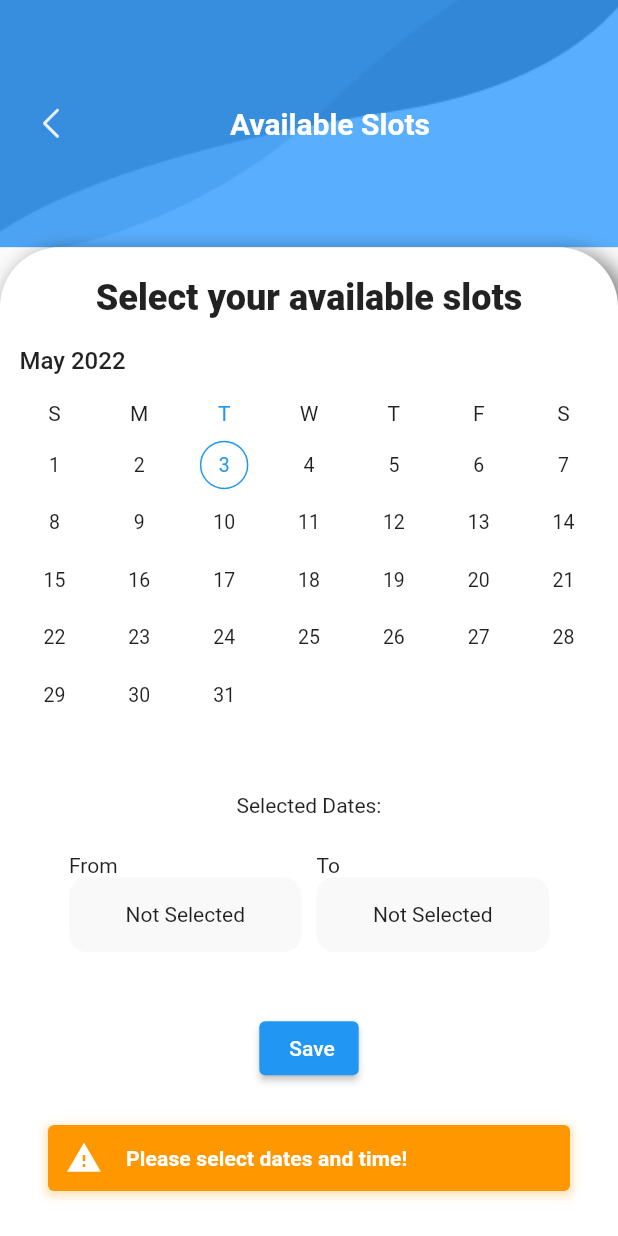
After one commit to gautam232019/acadque_teacher, a Flutter app: the AvailableSlots screen opened by its route, after a tap on "Save", on a phone screen of 412 x 824 dp. The commit adds this screen. Run offline on Flutter 3.47's test engine with Material 2 defaults, Android fonts, the light colour scheme and no system bars; drawn by our look-alikes of oktoast, syncfusion_flutter_datepicker; our stand-ins replace dio, fl_chart, flutter_svg, get_storage, image_picker, jiffy and 1 more; missing offline and left inert: jwt_decode; accounts and stored records are empty; Roboto replaces fonts that are missing (Quicksand); project files that could hold a hidden picture were left out.

Commit message:
teacher slot api added

```diff
--- a/lib/main.dart
+++ b/lib/main.dart
@@ -5,6 +5,8 @@ import 'package:acadque_teacher/modules/appointment_detail/appointment_detail_sc
 import 'package:acadque_teacher/modules/appointment_detail/appointment_detail_state.dart';
 import 'package:acadque_teacher/modules/available_question_screen/available_question_screen.dart';
 import 'package:acadque_teacher/modules/available_question_screen/available_question_state.dart';
+import 'package:acadque_teacher/modules/available_slot/available_slots.dart';
+import 'package:acadque_teacher/modules/available_slot/available_slots_state.dart';
 import 'package:acadque_teacher/modules/front_screen/front_screen.dart';
 import 'package:acadque_teacher/modules/front_screen/front_state.dart';
 import 'package:acadque_teacher/modules/login/login_screen.dart';
@@ -89,6 +91,10 @@ class App extends StatelessWidget {
                 create: (_) => FrontState(),
                 child: const FrontScreen(),
               ),
+          '/available_slots': (context) => ChangeNotifierProvider(
+                create: (_) => AvailableSlotsState(),
+                child: const AvailableSlots(),
+              ),
         },
         initialRoute: isFirstTime ? "/front" : "/splash",
         debugShowCheckedModeBanner: false,
--- /dev/null
+++ b/lib/modules/available_slot/available_slots.dart
@@ -0,0 +1,269 @@
+import 'package:acadque_teacher/common/ui/text_btn_widget.dart';
+import 'package:acadque_teacher/common/ui/ui_helpers.dart';
+import 'package:acadque_teacher/common/utils/colors_util.dart';
+import 'package:acadque_teacher/modules/available_slot/available_slots_state.dart';
+import 'package:flutter/material.dart';
+import 'package:flutter_svg/flutter_svg.dart';
+import 'package:jiffy/jiffy.dart';
+import 'package:provider/provider.dart';
+import 'package:syncfusion_flutter_datepicker/datepicker.dart';
+
+class AvailableSlots extends StatelessWidget {
+  const AvailableSlots({Key? key}) : super(key: key);
+
+  @override
+  Widget build(BuildContext context) {
+    final size = MediaQuery.of(context).size.height;
+    final state = Provider.of<AvailableSlotsState>(context);
+    return SafeArea(
+      child: Scaffold(
+        body: Column(
+          children: [
+            Container(
+              child: Padding(
+                padding: const EdgeInsets.symmetric(horizontal: 20),
+                child: Row(
+                  mainAxisAlignment: MainAxisAlignment.spaceBetween,
+                  children: [
+                    InkWell(
+                        onTap: () {
+                          Navigator.of(context).pop();
+                        },
+                        child: Padding(
+                          padding: const EdgeInsets.all(8.0),
+                          child: SvgPicture.asset('assets/svg/arrow_back.svg'),
+                        )),
+                    const Text(
+                      'Available Slots',
+                      style: TextStyle(
+                          fontSize: 20,
+                          color: colorWhite,
+                          fontWeight: FontWeight.bold,
+                          fontFamily: 'Roboto'),
+                    ),
+                    const Text('')
+                  ],
+                ),
+              ),
+              height: size * 0.2,
+              decoration: const BoxDecoration(
+                color: Color(0xFF59AEFD),
+                image: DecorationImage(
+                    image: AssetImage('assets/images/bg_dark.png'),
+                    fit: BoxFit.cover),
+              ),
+            ),
+            Expanded(
+              child: Container(
+                decoration: const BoxDecoration(
+                    boxShadow: [
+                      BoxShadow(
+                        color: Colors.black45,
+                        offset: Offset(
+                          5.0,
+                          5.0,
+                        ),
+                        blurRadius: 10.0,
+                        spreadRadius: 2.0,
+                      ),
+                    ],
+                    color: Colors.white,
+                    borderRadius: BorderRadius.only(
+                        topLeft: Radius.circular(40),
+                        topRight: Radius.circular(40),
+                        bottomLeft: Radius.zero,
+                        bottomRight: Radius.zero)),
+                height: size * 0.8,
+                child: Padding(
+                  padding: const EdgeInsets.symmetric(vertical: 20),
+                  child: SingleChildScrollView(
+                    child: Column(
+                      crossAxisAlignment: CrossAxisAlignment.start,
+                      children: [
+                        Row(
+                          mainAxisAlignment: MainAxisAlignment.center,
+                          children: const [
+                            Text(
+                              'Select your available slots',
+                              style: TextStyle(
+                                  fontSize: 24,
+                                  fontWeight: FontWeight.w900,
+                                  fontFamily: 'Roboto'),
+                            ),
+                          ],
+                        ),
+                        Padding(
+                          padding: const EdgeInsets.all(8.0),
+                          child: SfDateRangePicker(
+                            onSelectionChanged: (val) {
+                              state.onDateTimeSelect(val.value);
+                            },
+                          ),
+                        ),
+                        Row(
+                          mainAxisAlignment: MainAxisAlignment.center,
+                          children: const [
+                            Text("Selected Dates:"),
+                          ],
+                        ),
+                        Padding(
+                          padding: const EdgeInsets.all(8.0),
+                          child: Wrap(
+                            children: state.selectedDates
+                                .map(
+                                  (e) => InkWell(
+                                    onTap: () {
+                                      state.onRemoveSelectedDate(e);
+                                    },
+                                    child: Container(
+                                      margin: const EdgeInsets.all(4),
+                                      padding: const EdgeInsets.all(4),
+                                      color: Colors.blue.withOpacity(0.4),
+                                      child: Text(
+                                        Jiffy(e).format("MMM dd"),
+                                      ),
+                                    ),
+                                  ),
+                                )
+                                .toList(),
+                          ),
+                        ),
+                        sHeightSpan,
+                        Row(
+                          mainAxisAlignment: MainAxisAlignment.center,
+                          children: [
+                            Column(
+                              crossAxisAlignment: CrossAxisAlignment.start,
+                              children: [
+                                const Text('From'),
+                                InkWell(
+                                  onTap: () async {
+                                    final result = await showTimePicker(
+                                        context: context,
+                                        initialTime:
+                                            const TimeOfDay(hour: 8, minute: 0),
+                                        builder: (context, child) {
+                                          return MediaQuery(
+                                              data: MediaQuery.of(context)
+                                                  .copyWith(
+                                                      alwaysUse24HourFormat:
+                                                          true),
+                                              child: child ?? Container());
+                                        });
+                                    if (result == null) return;
+                                    state.onStartTimeChange(result);
+                                  },
+                                  child: Container(
+                                    height: 50,
+                                    width: 155,
+                                    decoration: BoxDecoration(
+                                        borderRadius: BorderRadius.circular(12),
+                                        color: colorGrey),
+                                    child: Center(
+                                      child: state.startTime != null
+                                          ? Text(
+                                              Jiffy(
+                                                DateTime(
+                                                  DateTime.now().year,
+                                                  DateTime.now().month,
+                                                  DateTime.now().day,
+                                                  state.startTime!.hour,
+                                                  state.startTime!.minute,
+                                                ),
+                                              ).format("hh:mm a"),
+                                            )
+                                          : const Text("Not Selected"),
+                                    ),
+                                  ),
+                                ),
+                              ],
+                            ),
+                            const SizedBox(
+                              width: 10,
+                            ),
+                            Column(
+                              crossAxisAlignment: CrossAxisAlignment.start,
+                              children: [
+                                const Text('To'),
+                                InkWell(
+                                  onTap: state.startTime != null
+                                      ? () async {
+                                          final result = await showTimePicker(
+                                              context: context,
+                                              initialTime: const TimeOfDay(
+                                                  hour: 17, minute: 0),
+                                              builder: (context, child) {
+                                                return MediaQuery(
+                                                    data: MediaQuery.of(context)
+                                                        .copyWith(
+                                                            alwaysUse24HourFormat:
+                                                                true),
+                                                    child:
+                                                        child ?? Container());
+                                              });
+                                          if (result == null) return;
+                                          state.onEndTimeChange(result);
+                                        }
+                                      : null,
+                                  child: Container(
+                                    height: 50,
+                                    width: 155,
+                                    decoration: BoxDecoration(
+                                        borderRadius: BorderRadius.circular(12),
+                                        color: colorGrey),
+                                    child: Center(
+                                      child: state.endTime != null
+                                          ? Text(
+                                              Jiffy(
+                                                DateTime(
+                                                  DateTime.now().year,
+                                                  DateTime.now().month,
+                                                  DateTime.now().day,
+                                                  state.endTime!.hour,
+                                                  state.endTime!.minute,
+                                                ),
+                                              ).format("hh:mm a"),
+                                            )
+                                          : const Text("Not Selected"),
+                                    ),
+                                  ),
+                                ),
+                              ],
+                            )
+                          ],
+                        ),
+                        const SizedBox(
+                          height: 40,
+                        ),
+                        Row(
+                          mainAxisAlignment: MainAxisAlignment.center,
+                          children: [
+                            ElevatedButton(
+                              onPressed: () {
+                                state.onSubmit(context);
+                              },
+                              child: Row(
+                                children: [
+                                  if (state.loading)
+                                    const CircularProgressIndicator(
+                                      color: Colors.white,
+                                    ),
+                                  xsWidthSpan,
+                                  const Text("Save"),
+                                ],
+                              ),
+                            )
+                          ],
+                        )
+                      ],
+                    ),
+                  ),
+                ),
+              ),
+            ),
+          ],
+        ),
+      ),
+    );
+  }
+}
--- /dev/null
+++ b/lib/modules/available_slot/available_slots_state.dart
@@ -0,0 +1,78 @@
+import 'package:acadque_teacher/core/http/http.dart';
+import 'package:acadque_teacher/core/services/local_storage_service.dart';
+import 'package:acadque_teacher/core/services/toast_service.dart';
+import 'package:acadque_teacher/core/state/base_state.dart';
+import 'package:dio/dio.dart';
+import 'package:flutter/material.dart';
+import 'package:jwt_decode/jwt_decode.dart';
+
+class AvailableSlotsState extends BaseState {
+  Dio dio = getHttp();
+
+  List<DateTime> selectedDates = [];
+
+  onDateTimeSelect(val) {
+    bool kera = selectedDates.contains(val);
+    if (kera != true) {
+      selectedDates.add(val);
+      notifyListeners();
+    }
+  }
+
+  onRemoveSelectedDate(val) {
+    selectedDates.remove(val);
+    notifyListeners();
+  }
+
+  TimeOfDay? startTime;
+  TimeOfDay? endTime;
+
+  onStartTimeChange(val) {
+    startTime = val;
+    notifyListeners();
+  }
+
+  onEndTimeChange(TimeOfDay val) {
+    if (startTime!.hour < val.hour) {
+      endTime = val;
+      notifyListeners();
+    } else {
+      ToastService().w("Start time should be smaller than end time!");
+    }
+  }
+
+  onSubmit(context) async {
+    if (selectedDates.isNotEmpty && startTime != null && endTime != null) {
+      List<int> days = [];
+      for (var day in selectedDates) {
+        days.add(day.day);
+      }
+      int month = selectedDates[0].month;
+      int year = selectedDates[0].year;
+
+      int from =
+          (startTime!.hour * 60 * 60 * 1000) + (startTime!.minute * 60 * 1000);
+      int to = (endTime!.hour * 60 * 60 * 1000) + (endTime!.minute * 60 * 1000);
+      var data = {
+        "year": year,
+        "month": month,
+        "days": days,
+        "from": from,
+        "to": to,
+      };
+      final token = LocalStorageService().read(LocalStorageKeys.accessToken);
+      Map<String, dynamic> payload = Jwt.parseJwt(token!);
+      final userId = payload["userId"];
+      setLoading(true);
+      try {
+        await dio.put("/teachers/$userId/schedules", data: data);
+        ToastService().s("Available slots added!");
+        Navigator.pop(context);
+        // ignore: empty_catches
+      } catch (err) {}
+      setLoading(false);
+    } else {
+      ToastService().w("Please select dates and time!");
+    }
+  }
+}
--- a/lib/modules/profile/profile_screen.dart
+++ b/lib/modules/profile/profile_screen.dart
@@ -522,7 +522,12 @@ class ProfileScreen extends StatelessWidget {
                           Row(
                             mainAxisAlignment: MainAxisAlignment.spaceBetween,
                             children: [
-                              Container(
+                              InkWell(
+                                onTap: () {
+                                  Navigator.pushNamed(
+                                      context, "/available_slots");
+                                },
+                                child: Container(
                                   height: 93,
                                   width: 93,
                                   decoration: BoxDecoration(
@@ -545,6 +550,7 @@ class ProfileScreen extends StatelessWidget {
                                             fontWeight: FontWeight.bold),
                                       )
                                     ],
+                                  ),
                                 ),
                               ),
                               Container(
--- a/pubspec.yaml
+++ b/pubspec.yaml
@@ -39,11 +39,11 @@ dependencies:
   get_storage: ^2.0.3
   dio: ^4.0.6
   jwt_decode: ^0.3.1
-  jiffy: ^5.0.0
   image_picker: ^0.8.5
-  table_calendar: ^3.0.5
   multi_select_flutter: ^4.1.2
   fl_chart: ^0.45.1
+  syncfusion_flutter_datepicker: ^20.1.52
+  jiffy: ^5.0.0
 
 dev_dependencies:
   flutter_test:
```
Also changed, not shown: pubspec.lock. Lines whose indentation alone changed are shown as unchanged.
